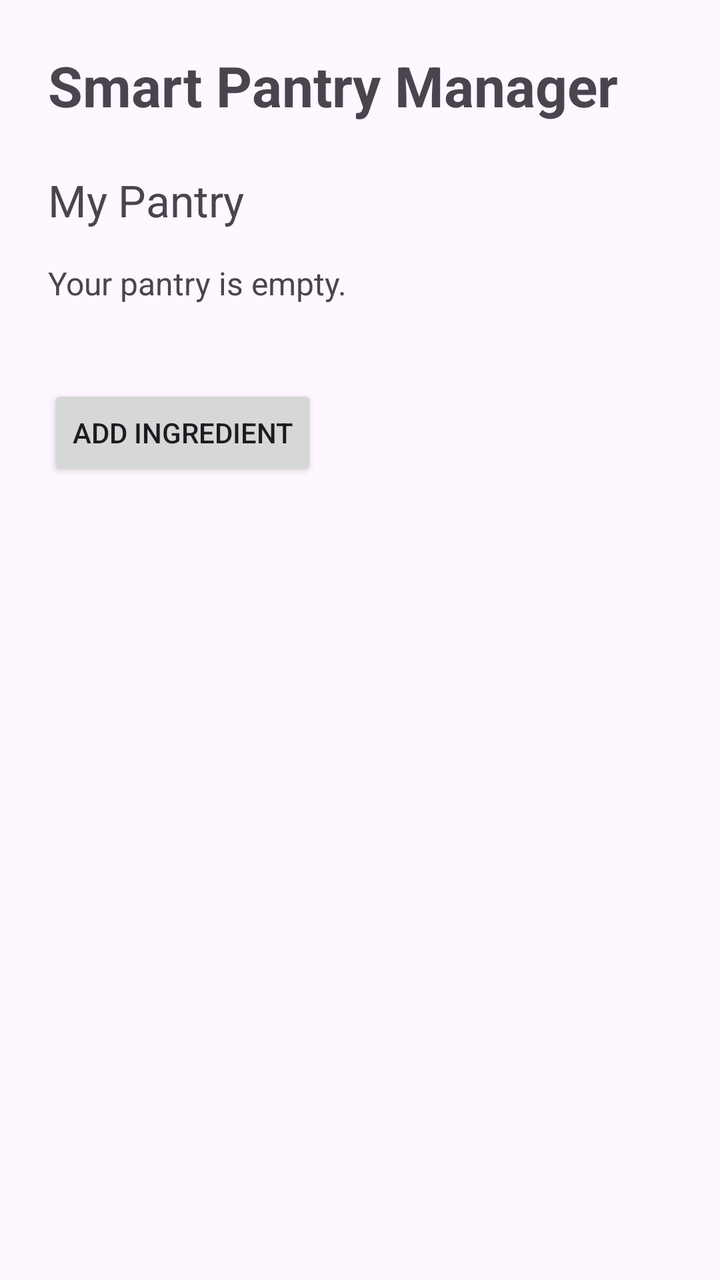
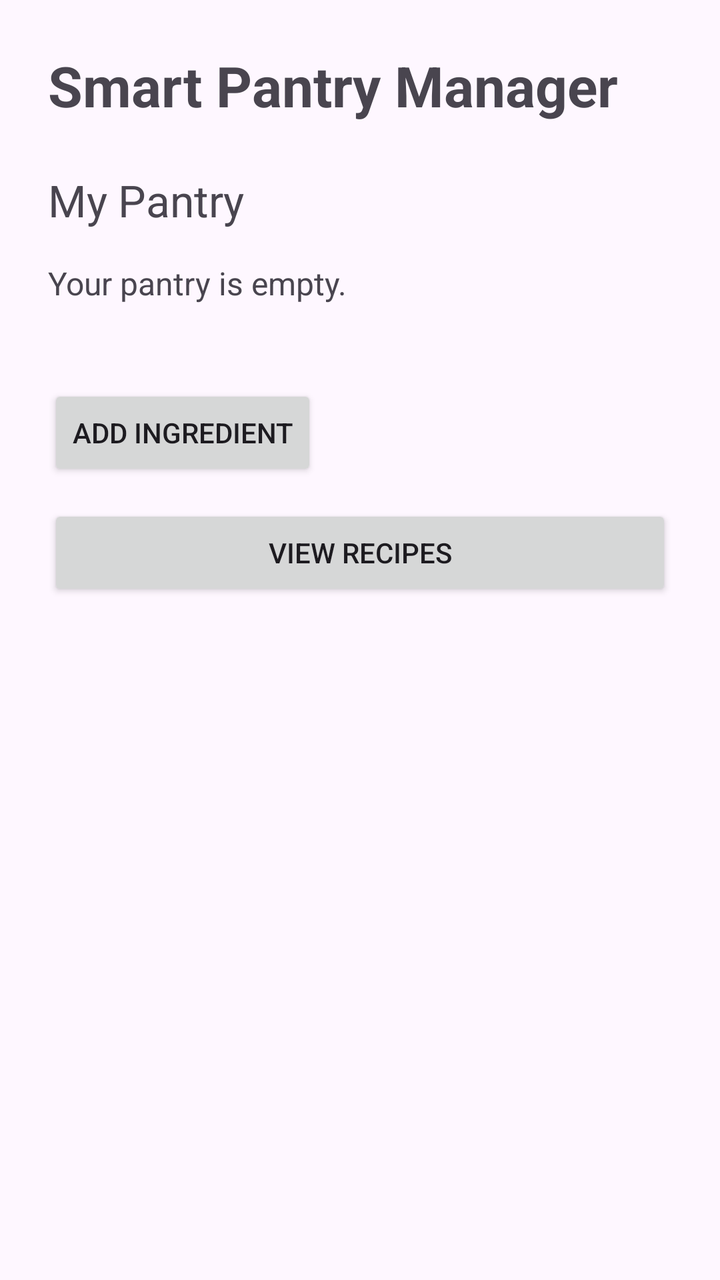

The first picture is an Android layout as it rendered before a commit; the second is the same layout after the commit. The layout source and the unified diff follow.
<!-- AndroidManifest.xml: application theme Theme.SmartPantryManager -->
<!-- res/layout/activity_main.xml -->
<?xml version="1.0" encoding="utf-8"?>
<LinearLayout xmlns:android="http://schemas.android.com/apk/res/android"
    android:layout_width="match_parent"
    android:layout_height="match_parent"
    android:orientation="vertical"
    android:padding="24dp">

    <TextView
        android:layout_width="wrap_content"
        android:layout_height="wrap_content"
        android:text="Smart Pantry Manager"
        android:textSize="28sp"
        android:textStyle="bold" />

    <TextView
        android:layout_width="wrap_content"
        android:layout_height="wrap_content"
        android:text="My Pantry"
        android:textSize="22sp"
        android:layout_marginTop="24dp" />

    <TextView
        android:id="@+id/tvEmptyPantry"
        android:layout_width="wrap_content"
        android:layout_height="wrap_content"
        android:text="Your pantry is empty."
        android:textSize="16sp"
        android:layout_marginTop="16dp" />

    <androidx.recyclerview.widget.RecyclerView
        android:id="@+id/recyclerPantry"
        android:layout_width="match_parent"
        android:layout_height="wrap_content"
        android:layout_marginTop="16dp" />

    <Button
        android:id="@+id/btnAddIngredient"
        android:layout_width="wrap_content"
        android:layout_height="wrap_content"
        android:text="Add Ingredient"
        android:layout_marginTop="24dp" />


</LinearLayout>
<!-- resources referenced by this layout -->
<resources>
  <style name="Theme.SmartPantryManager" parent="Base.Theme.SmartPantryManager" />
  <style name="Base.Theme.SmartPantryManager" parent="Theme.Material3.DayNight.NoActionBar">
          
          
      </style>
</resources>

<!-- the commit's change to res/layout/activity_main.xml (unified diff, before → after) -->
@@ -40,5 +40,12 @@
         android:text="Add Ingredient"
         android:layout_marginTop="24dp" />
 
+    <Button
+        android:id="@+id/btnViewRecipes"
+        android:layout_width="match_parent"
+        android:layout_height="wrap_content"
+        android:text="View Recipes"
+        android:layout_marginTop="12dp" />
+
 
 </LinearLayout>
